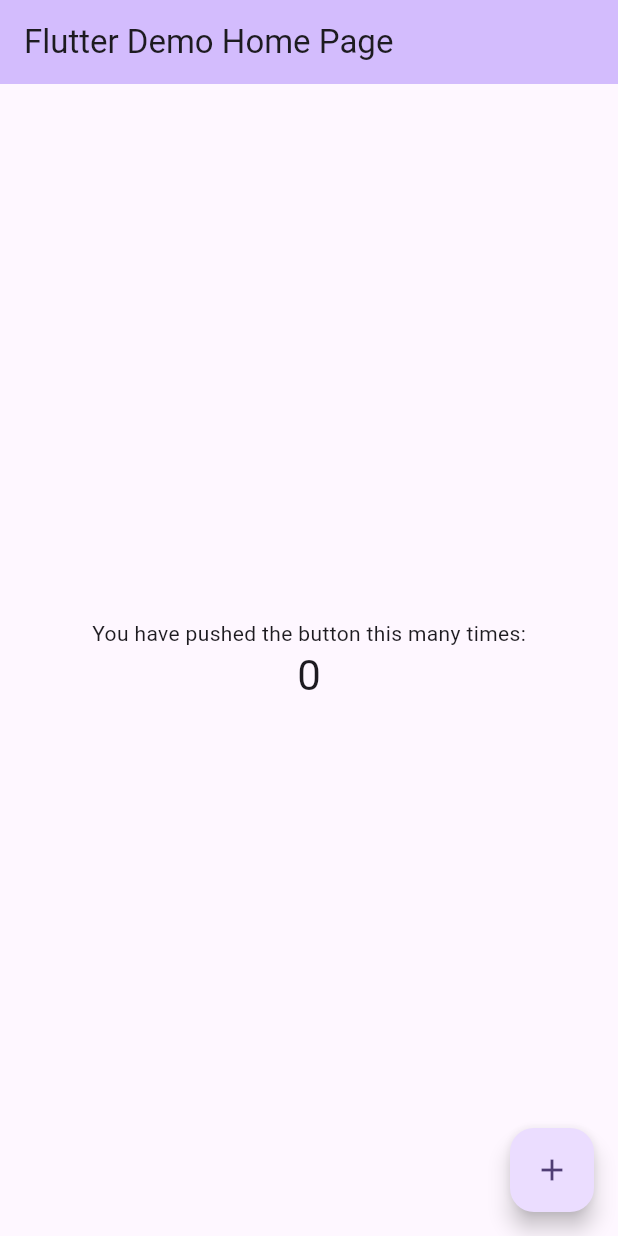
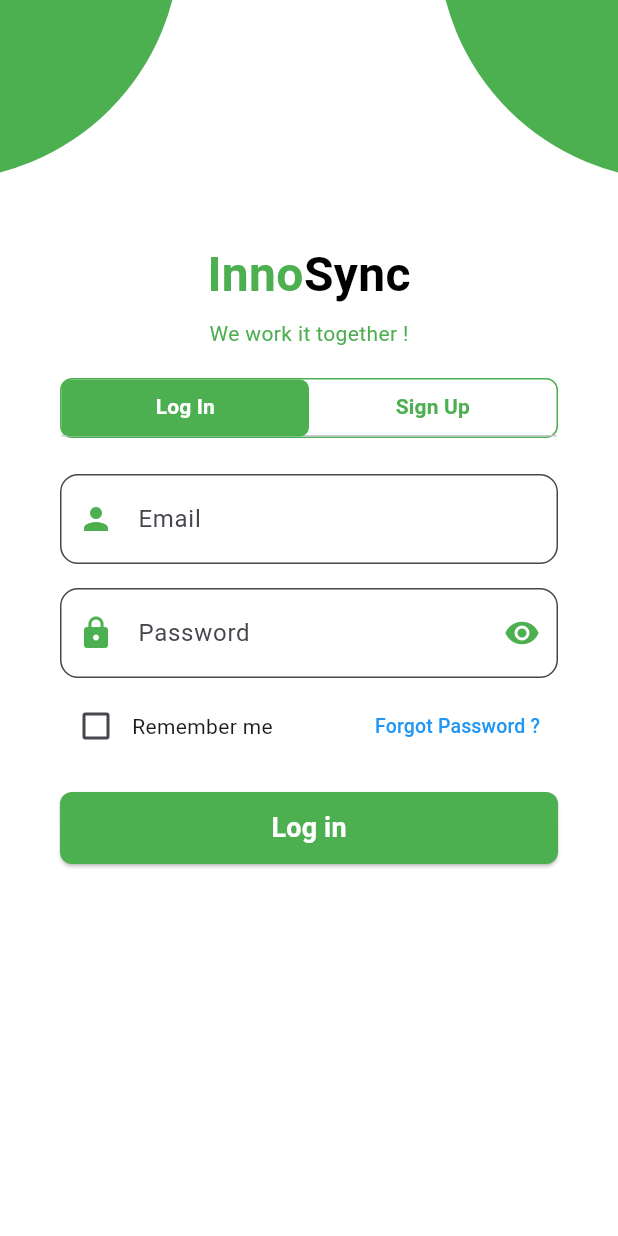
Before and after one commit to team-18-project/InnoSync, a Flutter app: the screen it shows after launch, on a phone screen of 412 x 824 dp. Run offline on Flutter 3.47's test engine with Material 3 defaults, Android fonts, the light colour scheme and no system bars.

Commit message:
implemented log in / sign up page

```diff
--- a/frontend/lib/main.dart
+++ b/frontend/lib/main.dart
@@ -1,122 +1,264 @@
 import 'package:flutter/material.dart';
 
 void main() {
-  runApp(const MyApp());
+  runApp(const InnoSyncApp());
 }
 
-class MyApp extends StatelessWidget {
-  const MyApp({super.key});
+class InnoSyncApp extends StatelessWidget {
+  const InnoSyncApp({super.key});
 
-  // This widget is the root of your application.
   @override
   Widget build(BuildContext context) {
-    return MaterialApp(
-      title: 'Flutter Demo',
-      theme: ThemeData(
-        // This is the theme of your application.
-        //
-        // TRY THIS: Try running your application with "flutter run". You'll see
-        // the application has a purple toolbar. Then, without quitting the app,
-        // try changing the seedColor in the colorScheme below to Colors.green
-        // and then invoke "hot reload" (save your changes or press the "hot
-        // reload" button in a Flutter-supported IDE, or press "r" if you used
-        // the command line to start the app).
-        //
-        // Notice that the counter didn't reset back to zero; the application
-        // state is not lost during the reload. To reset the state, use hot
-        // restart instead.
-        //
-        // This works for code too, not just values: Most code changes can be
-        // tested with just a hot reload.
-        colorScheme: ColorScheme.fromSeed(seedColor: Colors.deepPurple),
-      ),
-      home: const MyHomePage(title: 'Flutter Demo Home Page'),
+    return const MaterialApp(
+      debugShowCheckedModeBanner: false,
+      home: AuthScreen(),
     );
   }
 }
 
-class MyHomePage extends StatefulWidget {
-  const MyHomePage({super.key, required this.title});
-
-  // This widget is the home page of your application. It is stateful, meaning
-  // that it has a State object (defined below) that contains fields that affect
-  // how it looks.
-
-  // This class is the configuration for the state. It holds the values (in this
-  // case the title) provided by the parent (in this case the App widget) and
-  // used by the build method of the State. Fields in a Widget subclass are
-  // always marked "final".
-
-  final String title;
+class AuthScreen extends StatefulWidget {
+  const AuthScreen({super.key});
 
   @override
-  State<MyHomePage> createState() => _MyHomePageState();
+  State<AuthScreen> createState() => _AuthScreenState();
 }
 
-class _MyHomePageState extends State<MyHomePage> {
-  int _counter = 0;
+class _AuthScreenState extends State<AuthScreen>
+    with SingleTickerProviderStateMixin {
+  late TabController _tabController;
+  bool isPasswordVisible = false;
+  bool rememberMe = false;
 
-  void _incrementCounter() {
-    setState(() {
-      // This call to setState tells the Flutter framework that something has
-      // changed in this State, which causes it to rerun the build method below
-      // so that the display can reflect the updated values. If we changed
-      // _counter without calling setState(), then the build method would not be
-      // called again, and so nothing would appear to happen.
-      _counter++;
-    });
+  @override
+  void initState() {
+    _tabController = TabController(length: 2, vsync: this);
+    super.initState();
+  }
+
+  Widget _buildTextField({
+    required String hint,
+    required IconData icon,
+    bool obscure = false,
+    VoidCallback? togglePassword,
+  }) {
+    return TextField(
+      obscureText: obscure && !isPasswordVisible,
+      decoration: InputDecoration(
+        hintText: hint,
+        prefixIcon: Icon(icon, color: Colors.green),
+        suffixIcon: hint == "Password"
+            ? IconButton(
+          icon: Icon(
+            isPasswordVisible
+                ? Icons.visibility_off
+                : Icons.visibility,
+            color: Colors.green,
+          ),
+          onPressed: togglePassword,
+        )
+            : null,
+        filled: true,
+        fillColor: Colors.white,
+        contentPadding:
+        const EdgeInsets.symmetric(horizontal: 20, vertical: 18),
+        border: OutlineInputBorder(
+          borderRadius: BorderRadius.circular(12),
+        ),
+      ),
+    );
+  }
+
+  Widget _buildTabSelector() {
+    return Container(
+      height: 40,
+      margin: const EdgeInsets.symmetric(horizontal: 40),
+      decoration: BoxDecoration(
+        border: Border.all(color: Colors.green),
+        borderRadius: BorderRadius.circular(8),
+      ),
+      child: TabBar(
+        controller: _tabController,
+        labelColor: Colors.white,
+        unselectedLabelColor: Colors.green,
+        labelStyle: const TextStyle(fontWeight: FontWeight.bold),
+        indicator: BoxDecoration(
+          color: Colors.green,
+          borderRadius: BorderRadius.circular(6),
+        ),
+        indicatorSize: TabBarIndicatorSize.tab,
+        tabs: const [
+          Tab(text: "Log In"),
+          Tab(text: "Sign Up"),
+        ],
+      ),
+    );
+  }
+
+  Widget _buildForm(bool isLogin) {
+    return Padding(
+      padding: const EdgeInsets.symmetric(horizontal: 40),
+      child: Column(
+        children: [
+          const SizedBox(height: 24),
+          _buildTextField(hint: "Email", icon: Icons.person),
+          const SizedBox(height: 16),
+          _buildTextField(
+            hint: "Password",
+            icon: Icons.lock,
+            obscure: true,
+            togglePassword: () {
+              setState(() {
+                isPasswordVisible = !isPasswordVisible;
+              });
+            },
+          ),
+          const SizedBox(height: 8),
+          if (isLogin)
+            Row(
+              mainAxisAlignment: MainAxisAlignment.spaceBetween,
+              children: [
+                Row(
+                  children: [
+                    Checkbox(
+                      value: rememberMe,
+                      onChanged: (val) {
+                        setState(() => rememberMe = val ?? false);
+                      },
+                    ),
+                    const Text("Remember me"),
+                  ],
+                ),
+                TextButton(
+                  onPressed: () {},
+                  child: const Text(
+                    "Forgot Password ?",
+                    style: TextStyle(
+                      color: Colors.blue,
+                      fontSize: 13,
+                    ),
+                  ),
+                ),
+              ],
+            ),
+          const SizedBox(height: 20),
+          SizedBox(
+            width: double.infinity,
+            height: 48,
+            child: ElevatedButton(
+              onPressed: () {},
+              style: ElevatedButton.styleFrom(
+                backgroundColor: Colors.green,
+                shape: RoundedRectangleBorder(
+                  borderRadius: BorderRadius.circular(8),
+                ),
+              ),
+              child: Text(isLogin ? "Log in" : "Continue", style: TextStyle(color: Colors.white, fontSize: 18, fontWeight: FontWeight.w600),),
+            ),
+          ),
+        ],
+      ),
+    );
+  }
+
+  Widget _buildTopDecoration() {
+    return SizedBox(
+      height: 160,
+      child: Stack(
+        children: [
+          Positioned(
+            top: -40,
+            left: -40,
+            child: Container(
+              width: 160,
+              height: 160,
+              decoration: const BoxDecoration(
+                color: Colors.green,
+                borderRadius: BorderRadius.only(
+                  bottomRight: Radius.circular(160),
+                ),
+              ),
+              child: const Center(
+                child: Text(""), // Placeholder for top-left curve
+              ),
+            ),
+          ),
+          Positioned(
+            top: -40,
+            right: -40,
+            child: Container(
+              width: 160,
+              height: 160,
+              decoration: const BoxDecoration(
+                color: Colors.green,
+                borderRadius: BorderRadius.only(
+                  bottomLeft: Radius.circular(160),
+                ),
+              ),
+              child: const Center(
+                child: Text(""), // Placeholder for top-right curve
+              ),
+            ),
+          ),
+        ],
+      ),
+    );
+  }
+
+  Widget _buildLogo() {
+    return Column(
+      children: const [
+        Text.rich(
+          TextSpan(
+            text: "Inno",
+            style: TextStyle(
+              fontSize: 32,
+              color: Colors.green,
+              fontWeight: FontWeight.bold,
+            ),
+            children: [
+              TextSpan(
+                text: "Sync",
+                style: TextStyle(
+                  color: Colors.black,
+                  fontWeight: FontWeight.bold,
+                ),
+              ),
+            ],
+          ),
+        ),
+        SizedBox(height: 6),
+        Text(
+          "We work it together !",
+          style: TextStyle(
+            fontSize: 14,
+            color: Colors.green,
+          ),
+        ),
+      ],
+    );
   }
 
   @override
   Widget build(BuildContext context) {
-    // This method is rerun every time setState is called, for instance as done
-    // by the _incrementCounter method above.
-    //
-    // The Flutter framework has been optimized to make rerunning build methods
-    // fast, so that you can just rebuild anything that needs updating rather
-    // than having to individually change instances of widgets.
     return Scaffold(
-      appBar: AppBar(
-        // TRY THIS: Try changing the color here to a specific color (to
-        // Colors.amber, perhaps?) and trigger a hot reload to see the AppBar
-        // change color while the other colors stay the same.
-        backgroundColor: Theme.of(context).colorScheme.inversePrimary,
-        // Here we take the value from the MyHomePage object that was created by
-        // the App.build method, and use it to set our appbar title.
-        title: Text(widget.title),
+      backgroundColor: Colors.white,
+      body: Column(
+        children: [
+          _buildTopDecoration(),
+          _buildLogo(),
+          const SizedBox(height: 20),
+          _buildTabSelector(),
+          Expanded(
+            child: TabBarView(
+              controller: _tabController,
+              children: [
+                _buildForm(true),
+                _buildForm(false),
+              ],
+            ),
+          ),
+        ],
       ),
-      body: Center(
-        // Center is a layout widget. It takes a single child and positions it
-        // in the middle of the parent.
-        child: Column(
-          // Column is also a layout widget. It takes a list of children and
-          // arranges them vertically. By default, it sizes itself to fit its
-          // children horizontally, and tries to be as tall as its parent.
-          //
-          // Column has various properties to control how it sizes itself and
-          // how it positions its children. Here we use mainAxisAlignment to
-          // center the children vertically; the main axis here is the vertical
-          // axis because Columns are vertical (the cross axis would be
-          // horizontal).
-          //
-          // TRY THIS: Invoke "debug painting" (choose the "Toggle Debug Paint"
-          // action in the IDE, or press "p" in the console), to see the
-          // wireframe for each widget.
-          mainAxisAlignment: MainAxisAlignment.center,
-          children: <Widget>[
-            const Text('You have pushed the button this many times:'),
-            Text(
-              '$_counter',
-              style: Theme.of(context).textTheme.headlineMedium,
-            ),
-          ],
-        ),
-      ),
-      floatingActionButton: FloatingActionButton(
-        onPressed: _incrementCounter,
-        tooltip: 'Increment',
-        child: const Icon(Icons.add),
-      ), // This trailing comma makes auto-formatting nicer for build methods.
     );
   }
 }
--- a/frontend/pubspec.yaml
+++ b/frontend/pubspec.yaml
@@ -57,10 +57,7 @@ flutter:
   # the material Icons class.
   uses-material-design: true
 
-  # To add assets to your application, add an assets section, like this:
   # assets:
-  #   - images/a_dot_burr.jpeg
-  #   - images/a_dot_ham.jpeg
 
   # An image asset can refer to one or more resolution-specific "variants", see
   # https://flutter.dev/to/resolution-aware-images
```
Also changed, not shown: frontend/assets/top_curve.png (added).
